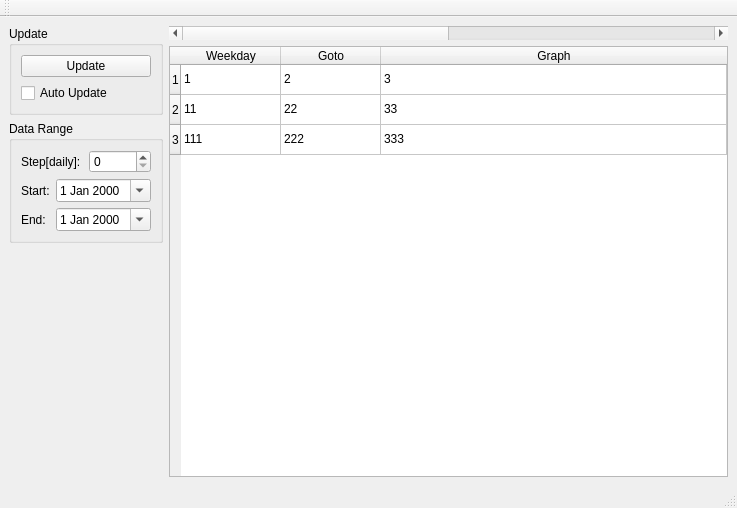
Qt form trade_monitor/trade_monitor/ttm/ttm_details.ui (takkin-takilog/namake-trader) before a commit.
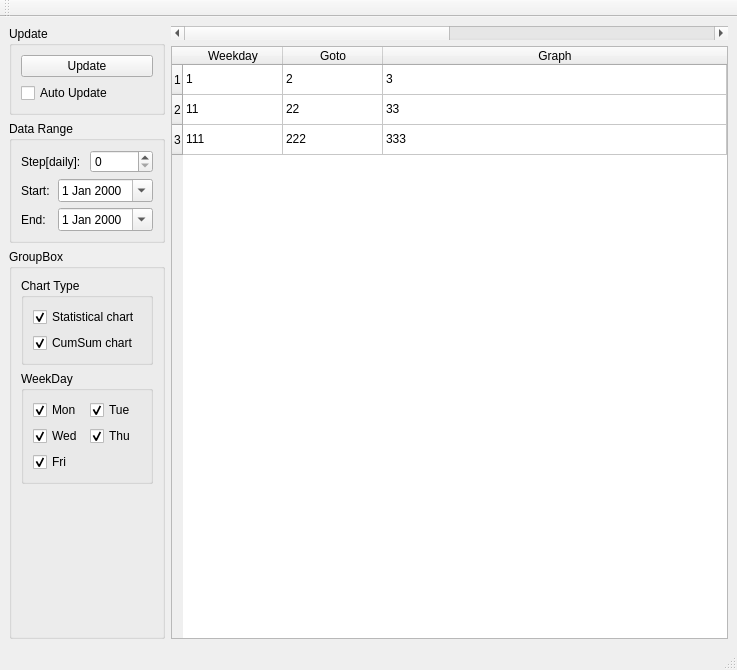
The same form after that commit.

What changed in the file:
```diff
--- a/trade_monitor/trade_monitor/ttm/ttm_details.ui
+++ b/trade_monitor/trade_monitor/ttm/ttm_details.ui
@@ -7,7 +7,7 @@
     <x>0</x>
     <y>0</y>
     <width>737</width>
-    <height>508</height>
+    <height>670</height>
    </rect>
   </property>
   <property name="windowTitle">
@@ -104,17 +104,114 @@
        </widget>
       </item>
       <item>
-       <spacer name="verticalSpacer">
-        <property name="orientation">
-         <enum>Qt::Vertical</enum>
+       <widget class="QGroupBox" name="groupBox_3">
+        <property name="title">
+         <string>GroupBox</string>
         </property>
-        <property name="sizeHint" stdset="0">
-         <size>
-          <width>20</width>
-          <height>40</height>
-         </size>
-        </property>
-       </spacer>
+        <layout class="QVBoxLayout" name="verticalLayout_3">
+         <item>
+          <widget class="QGroupBox" name="groupBox_4">
+           <property name="title">
+            <string>Chart Type</string>
+           </property>
+           <layout class="QVBoxLayout" name="verticalLayout_6">
+            <item>
+             <widget class="QCheckBox" name="checkBox">
+              <property name="text">
+               <string>Statistical chart</string>
+              </property>
+              <property name="checked">
+               <bool>true</bool>
+              </property>
+             </widget>
+            </item>
+            <item>
+             <widget class="QCheckBox" name="checkBox_2">
+              <property name="text">
+               <string>CumSum chart</string>
+              </property>
+              <property name="checked">
+               <bool>true</bool>
+              </property>
+             </widget>
+            </item>
+           </layout>
+          </widget>
+         </item>
+         <item>
+          <widget class="QGroupBox" name="groupBox_5">
+           <property name="title">
+            <string>WeekDay</string>
+           </property>
+           <layout class="QGridLayout" name="gridLayout">
+            <item row="1" column="1">
+             <widget class="QCheckBox" name="checkBox_6">
+              <property name="text">
+               <string>Thu</string>
+              </property>
+              <property name="checked">
+               <bool>true</bool>
+              </property>
+             </widget>
+            </item>
+            <item row="0" column="0">
+             <widget class="QCheckBox" name="checkBox_3">
+              <property name="text">
+               <string>Mon</string>
+              </property>
+              <property name="checked">
+               <bool>true</bool>
+              </property>
+             </widget>
+            </item>
+            <item row="1" column="0">
+             <widget class="QCheckBox" name="checkBox_5">
+              <property name="text">
+               <string>Wed</string>
+              </property>
+              <property name="checked">
+               <bool>true</bool>
+              </property>
+             </widget>
+            </item>
+            <item row="0" column="1">
+             <widget class="QCheckBox" name="checkBox_4">
+              <property name="text">
+               <string>Tue</string>
+              </property>
+              <property name="checked">
+               <bool>true</bool>
+              </property>
+             </widget>
+            </item>
+            <item row="2" column="0">
+             <widget class="QCheckBox" name="checkBox_7">
+              <property name="text">
+               <string>Fri</string>
+              </property>
+              <property name="checked">
+               <bool>true</bool>
+              </property>
+             </widget>
+            </item>
+           </layout>
+          </widget>
+         </item>
+         <item>
+          <spacer name="verticalSpacer">
+           <property name="orientation">
+            <enum>Qt::Vertical</enum>
+           </property>
+           <property name="sizeHint" stdset="0">
+            <size>
+             <width>20</width>
+             <height>40</height>
+            </size>
+           </property>
+          </spacer>
+         </item>
+        </layout>
+       </widget>
       </item>
      </layout>
     </item>
```
